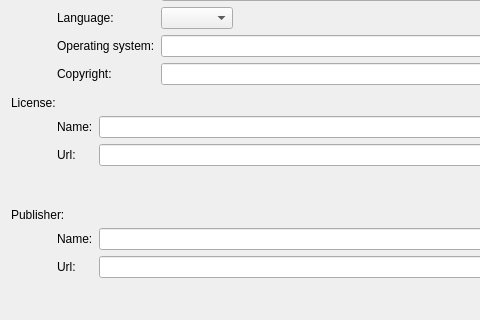
KDE/kget, file ui/metalinkcreator/commondata.ui: the form before one commit; both pictures show x 0 to 480 and y 116 to 436 of the 566 by 436 pixel window.
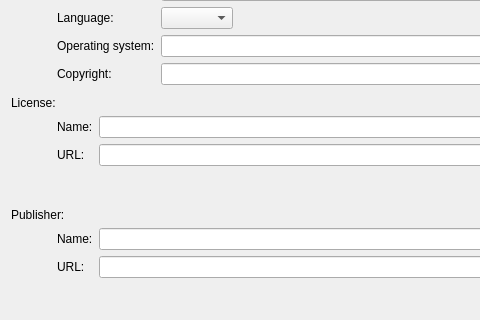
The form after the commit. Custom widgets are drawn as their Qt base class.

Patch:
```diff
--- a/ui/metalinkcreator/commondata.ui
+++ b/ui/metalinkcreator/commondata.ui
@@ -164,7 +164,7 @@
      <item row="1" column="0">
       <widget class="QLabel" name="label_23">
        <property name="text">
-        <string>Url:</string>
+        <string>URL:</string>
        </property>
       </widget>
      </item>
@@ -234,7 +234,7 @@
      <item row="1" column="0">
       <widget class="QLabel" name="label_21">
        <property name="text">
-        <string>Url:</string>
+        <string>URL:</string>
        </property>
       </widget>
      </item>
```
Left out of the diff: 6 changed lines with no effect on the pictures.
